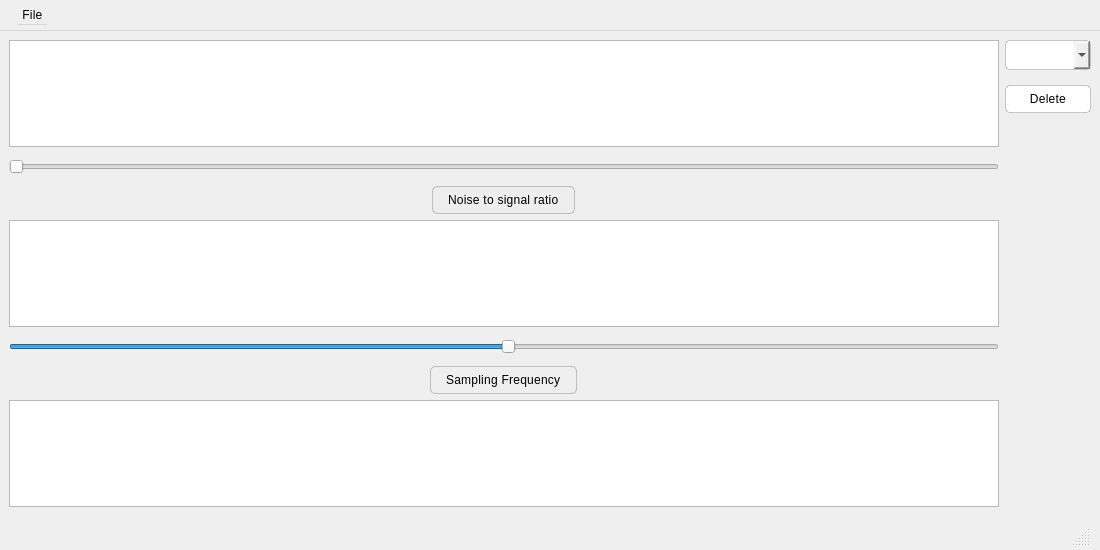
This is main.ui in Muhannad159/Sampling-Theory-Studio as Qt 5 draws it before an edit. The edited form follows.
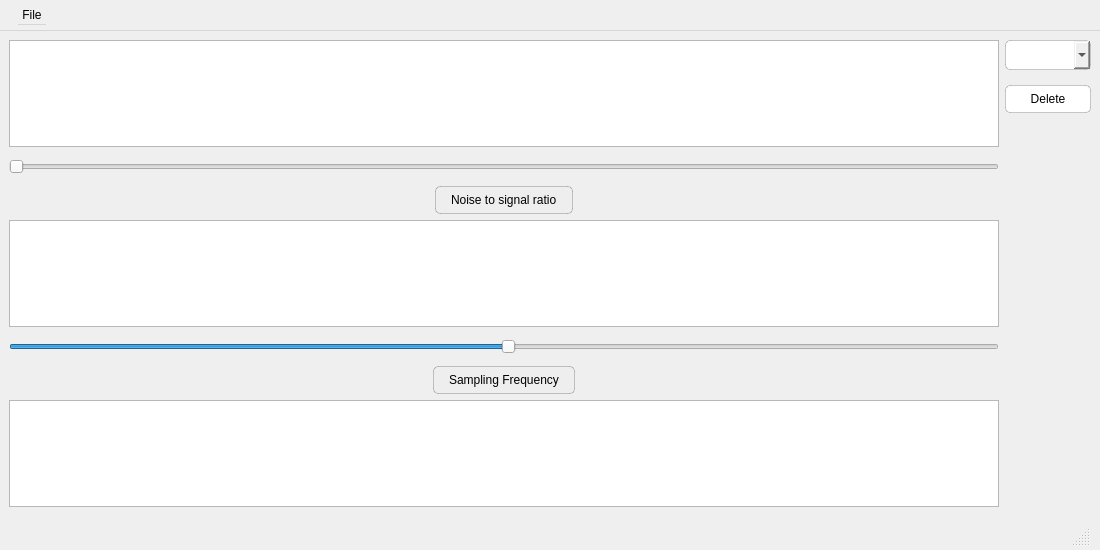
This is the edited form. Custom widgets are drawn as their Qt base class.

Diff of the .ui file:
```diff
--- a/main.ui
+++ b/main.ui
@@ -24,10 +24,9 @@
 font-style: normal;
 font-weight: 400;
 font-size: 12px;
-line-height: 20px;
+
 /* identical to box height, or 143% */
 
-letter-spacing: 0.25px;
 
 /* 00. On Surface / High Emphasis */
 
@@ -82,8 +81,12 @@
         <item alignment="Qt::AlignHCenter">
          <widget class="QLabel" name="freq_lbl">
           <property name="styleSheet">
-           <string notr="true">border: 1px solid rgba(0, 0, 0, 0.20);
-border-radius: 5px;</string>
+           <string notr="true">background-color: rgb(238, 238, 238); 
+    
+color: black;
+border: 1px solid rgba(0, 0, 0, 0.20);
+border-radius: 5px;
+</string>
           </property>
           <property name="text">
            <string>Sampling Frequency</string>
```
